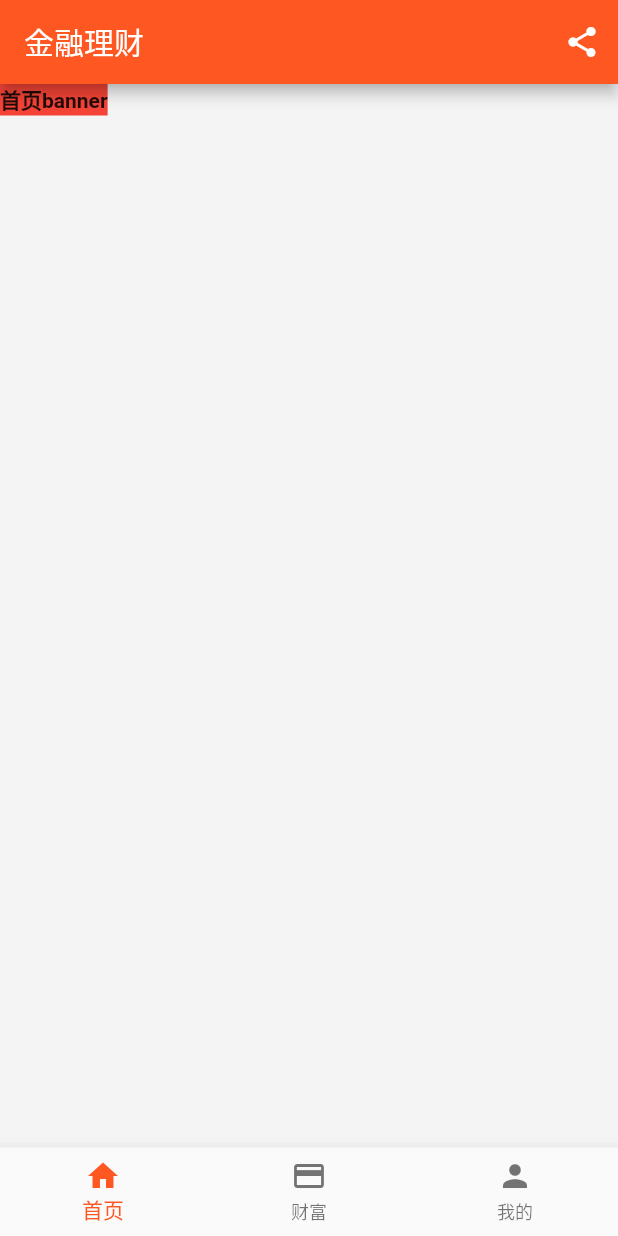
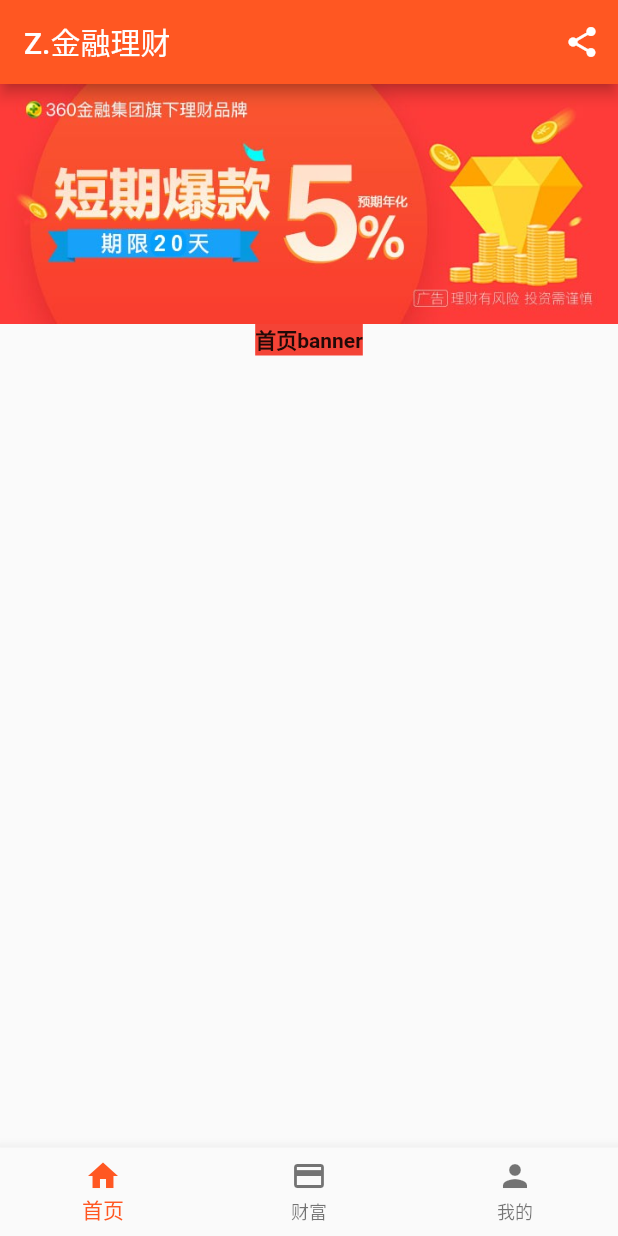
Before and after one commit to zhongmeizhi/fultter-example-app, a Flutter app: the screen it shows after launch, on a phone screen of 412 x 824 dp. Run offline on Flutter 3.47's test engine with Material 2 defaults, Android fonts, the phone set to English and light mode, and no system bars.

Commit message:
引入图片

```diff
--- a/lib/customer/customerpage.dart
+++ b/lib/customer/customerpage.dart
@@ -6,7 +6,6 @@
 }
 
 class CustomerPageState extends State<CustomerPage> {
-
 
   @override
   Widget build(BuildContext context) {
--- a/lib/home/homepage.dart
+++ b/lib/home/homepage.dart
@@ -6,15 +6,22 @@
 }
 
 class HomePageState extends State<HomePage> {
-  double screenWidth = 0.0;
 
   @override
   Widget build(BuildContext context) {
-    screenWidth = MediaQuery.of(context).size.width;
     return Scaffold(
-      backgroundColor: Color(0xFFF4F4F4),
+      // backgroundColor: Color(0xFFF4F4F4),
       body: new Container(
-        child: _bannerWidget(),
+        // padding: const EdgeInsets.all(0),
+        // margin: const EdgeInsets.all(0),
+        child: Column(
+          // crossAxisAlignment: CrossAxisAlignment.start,
+          children: <Widget>[
+            // TODO 屏幕适配
+            new Image.asset('assets/images/banner360.jpg', width: 414, height: 160),
+            _bannerWidget(),
+          ],
+        )
       ),
     );
   }
--- a/lib/main.dart
+++ b/lib/main.dart
@@ -6,14 +6,17 @@
 void main() => runApp(MyApp());
 
 class MyApp extends StatelessWidget {
+
   @override
   Widget build(BuildContext context) {
+    // 初始化页面 width=750; height=1334;
+
     return MaterialApp(
       title: 'Flutter Demo',
       theme: ThemeData(
         primarySwatch: Colors.deepOrange,
       ),
-      home: MainPage(title: '金融理财'),
+      home: MainPage(title: 'Z.金融理财'),
     );
   }
 }
@@ -50,13 +53,13 @@
         currentIndex: _selectedIndex,
         fixedColor: Colors.deepOrange,
         onTap: (index) {
-          _selectedIndex = index;
           setState(() {
-            print(_selectedIndex);
+            _selectedIndex = index;
+            // print(_selectedIndex);
           });
         },
       ),
-      body: new Center(
+      body: new Container(
         child: _distributeHome(),
       ),
     );
--- a/lib/treasure/treasurepage.dart
+++ b/lib/treasure/treasurepage.dart
@@ -6,11 +6,9 @@
 }
 
 class TreasurePageState extends State<TreasurePage> {
-  double screenWidth = 0.0;
 
   @override
   Widget build(BuildContext context) {
-    screenWidth = MediaQuery.of(context).size.width;
     return Scaffold(
       backgroundColor: Color(0xFFF4F4F4),
       body: Container(
--- a/pubspec.yaml
+++ b/pubspec.yaml
@@ -19,6 +19,7 @@
 dependencies:
   flutter:
     sdk: flutter
+  flutter_screenutil: ^0.4.2
 
   # The following adds the Cupertino Icons font to your application.
   # Use with the CupertinoIcons class for iOS style icons.
@@ -41,9 +42,8 @@
   uses-material-design: true
 
   # To add assets to your application, add an assets section, like this:
-  # assets:
-  #  - images/a_dot_burr.jpeg
-  #  - images/a_dot_ham.jpeg
+  assets:
+   - assets/images/banner360.jpg
 
   # An image asset can refer to one or more resolution-specific "variants", see
   # https://flutter.io/assets-and-images/#resolution-aware.
```
Also changed, not shown: assets/images/banner360.jpg (added), pubspec.lock, 1 other file.
